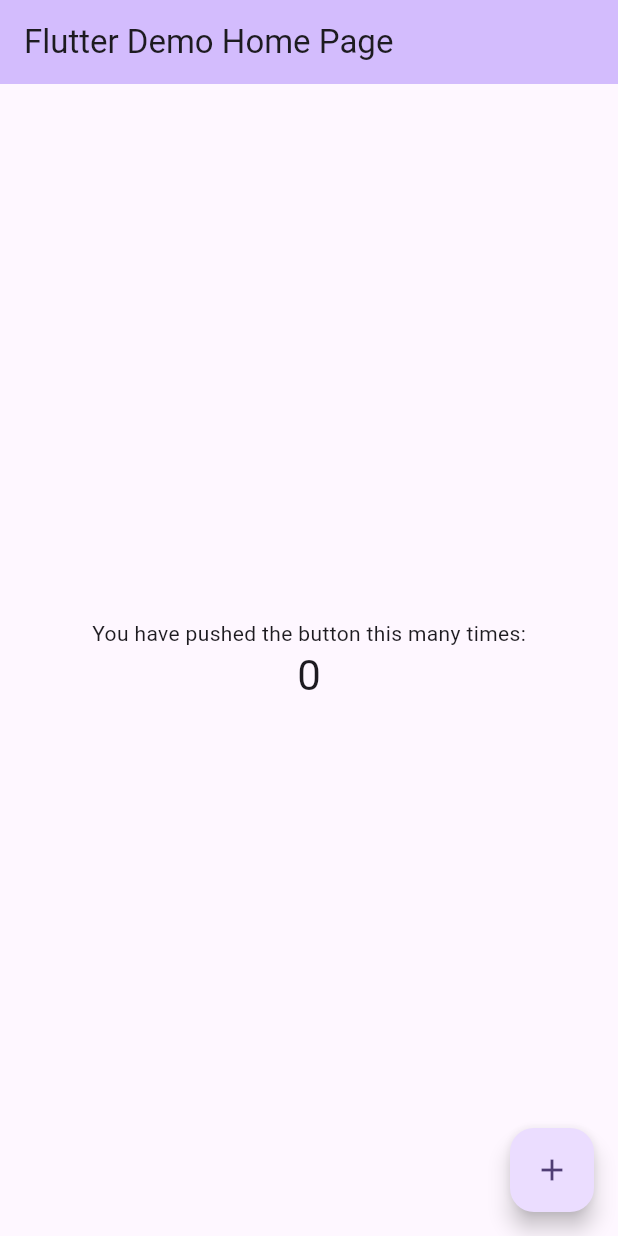
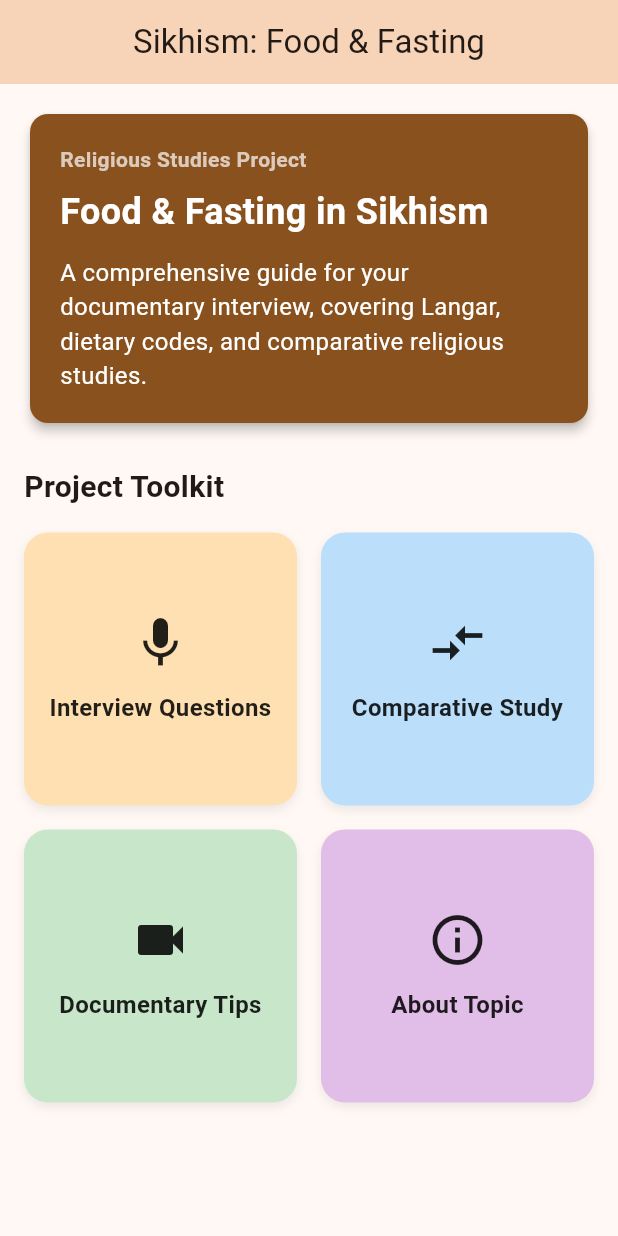
Before and after one commit to could-ai/019b1c6e-ba4d-7c59-8d4b-54ff6db6fc92, a Flutter app: the screen it shows after launch, on a phone screen of 412 x 824 dp. Run offline on Flutter 3.47's test engine with Material 3 defaults, Android fonts, the phone set to English and light mode, and no system bars.

Commit message:
Setup main application entry point with Saffron-themed Material Design, routing configuration, and initial app structure.; Create data model containing comprehensive interview questions, comparative religion analysis, and documentary tips.; Create Home Screen with dashboard layout, navigation grid, and project overview.; Create Questions Screen displaying categorized interview questions using ExpansionTiles.; Create Comparison Screen for side-by-side religious analysis questions.; Create Tips Screen with advice for conducting interviews and filming the documentary.

```diff
--- /dev/null
+++ b/usr/lib/data/project_data.dart
@@ -0,0 +1,97 @@
+class QuestionCategory {
+  final String title;
+  final String description;
+  final List<String> questions;
+
+  const QuestionCategory({
+    required this.title,
+    required this.description,
+    required this.questions,
+  });
+}
+
+class ProjectData {
+  static const List<QuestionCategory> interviewCategories = [
+    QuestionCategory(
+      title: "The Concept of Langar (Community Kitchen)",
+      description: "Questions focusing on the institution of Langar, equality, and service (Seva).",
+      questions: [
+        "What is the spiritual significance of Langar in Sikhism?",
+        "How does sitting in a row (Pangat) to eat promote equality among people of different castes and backgrounds?",
+        "Who prepares the food in the Langar, and what is the importance of 'Seva' (selfless service) in this process?",
+        "Why is the food served in Langar strictly vegetarian?",
+        "How does the concept of 'Vand Chakko' (sharing one's earnings/food) relate to Langar?",
+        "Can you explain the history of how Guru Nanak Dev Ji started the tradition of Langar?",
+      ],
+    ),
+    QuestionCategory(
+      title: "Views on Fasting (Vrat)",
+      description: "Exploring the Sikh perspective on fasting compared to ritualistic practices.",
+      questions: [
+        "Why does Sikhism generally reject fasting as a means to spiritual enlightenment?",
+        "How do you interpret the Guru Granth Sahib's teachings regarding ritual fasting?",
+        "Is there any occasion in Sikhism where fasting is permitted or encouraged?",
+        "How does Sikhism differentiate between 'temperate eating' and 'fasting'?",
+        "What is the Sikh view on fasting for health vs. fasting for religious merit?",
+      ],
+    ),
+    QuestionCategory(
+      title: "Dietary Code & Rehat Maryada",
+      description: "Questions about specific dietary rules, prohibited foods, and lifestyle.",
+      questions: [
+        "What are the specific dietary restrictions for an Amritdhari (initiated) Sikh?",
+        "Can you explain the prohibition of 'Kutha' meat (Halal/Kosher) in Sikhism?",
+        "What is the stance on alcohol and tobacco consumption in Sikhism and why?",
+        "Is a Sikh required to be vegetarian in their personal life outside of the Gurdwara?",
+        "What is the significance of 'Karah Prashad' and how is it different from regular food?",
+      ],
+    ),
+    QuestionCategory(
+      title: "Social & Cultural Impact",
+      description: "How food practices impact the community and society at large.",
+      questions: [
+        "How has Langar helped in times of crisis (e.g., pandemics, natural disasters) globally?",
+        "In a modern world, how relevant is the practice of Langar for community bonding?",
+        "How do you think the Sikh practice of feeding everyone indiscriminately impacts the perception of the religion?",
+      ],
+    ),
+  ];
+
+  static const List<QuestionCategory> comparisonData = [
+    QuestionCategory(
+      title: "Sikhism vs. Hinduism",
+      description: "Comparing views on fasting and vegetarianism.",
+      questions: [
+        "In Hinduism, fasting (Vrat) is common for festivals like Karwa Chauth or Navratri. How does a Sikh family view these days?",
+        "Both religions value vegetarianism, but for different reasons. How would you compare the motivation behind it in Sikhism vs. Hinduism?",
+        "How does the concept of 'Prashad' differ between a Hindu Temple and a Sikh Gurdwara?",
+      ],
+    ),
+    QuestionCategory(
+      title: "Sikhism vs. Islam",
+      description: "Contrasting Halal laws and Ramadan fasting.",
+      questions: [
+        "Muslims fast during Ramadan from dawn to dusk. How does the Sikh teaching of 'eating in moderation' contrast with this?",
+        "Sikhs are forbidden from eating Kutha (Halal) meat. Can you explain the historical or spiritual reasoning behind this distinction?",
+        "Both faiths emphasize charity (Zakat/Dasvandh). How is feeding the hungry (Langar) similar or different from Islamic charity?",
+      ],
+    ),
+    QuestionCategory(
+      title: "Sikhism vs. Christianity",
+      description: "Comparing Lent and communion.",
+      questions: [
+        "Christians may give up certain foods during Lent. Does Sikhism have any similar period of dietary sacrifice?",
+        "How does the sharing of Karah Prashad compare to the Christian Holy Communion in terms of community and sanctity?",
+      ],
+    ),
+  ];
+
+  static const List<String> documentaryTips = [
+    "Start with a 'Warm-up': Ask the interviewee about their background before diving into complex theological questions.",
+    "Visuals Matter: When discussing Langar, try to get B-roll footage of the kitchen, the cooking process, and people eating together.",
+    "Respectful Terminology: Ensure you use correct terms like 'Guru Granth Sahib Ji', 'Gurdwara', and 'Seva'.",
+    "Audio Quality: Religious spaces can be echoey. Use a lapel mic if possible.",
+    "Consent: Always ask for permission before filming people eating, as it can be a private moment for some.",
+    "Focus on 'Why': Don't just ask 'What do you eat?', ask 'Why is this important to your soul?'",
+  ];
+}
--- a/usr/lib/main.dart
+++ b/usr/lib/main.dart
@@ -1,123 +1,43 @@
 import 'package:flutter/material.dart';
+import 'screens/home_screen.dart';
+import 'screens/questions_screen.dart';
+import 'screens/comparison_screen.dart';
+import 'screens/tips_screen.dart';
 
 void main() {
-  runApp(const MyApp());
+  runApp(const SikhismProjectApp());
 }
 
-class MyApp extends StatelessWidget {
-  const MyApp({super.key});
+class SikhismProjectApp extends StatelessWidget {
+  const SikhismProjectApp({super.key});
 
-  // This widget is the root of your application.
   @override
   Widget build(BuildContext context) {
     return MaterialApp(
-      title: 'Flutter Demo',
+      title: 'Sikhism: Food & Fasting',
       debugShowCheckedModeBanner: false,
       theme: ThemeData(
-        // This is the theme of your application.
-        //
-        // TRY THIS: Try running your application with "flutter run". You'll see
-        // the application has a purple toolbar. Then, without quitting the app,
-        // try changing the seedColor in the colorScheme below to Colors.green
-        // and then invoke "hot reload" (save your changes or press the "hot
-        // reload" button in a Flutter-supported IDE, or press "r" if you used
-        // the command line to start the app).
-        //
-        // Notice that the counter didn't reset back to zero; the application
-        // state is not lost during the reload. To reset the state, use hot
-        // restart instead.
-        //
-        // This works for code too, not just values: Most code changes can be
-        // tested with just a hot reload.
-        colorScheme: ColorScheme.fromSeed(seedColor: Colors.deepPurple),
+        colorScheme: ColorScheme.fromSeed(
+          seedColor: const Color(0xFFFF9933), // Saffron color, significant in Sikhism
+          secondary: const Color(0xFF146C94),
+        ),
+        useMaterial3: true,
+        appBarTheme: const AppBarTheme(
+          centerTitle: true,
+          elevation: 2,
+        ),
+        cardTheme: CardTheme(
+          elevation: 3,
+          shape: RoundedRectangleBorder(borderRadius: BorderRadius.circular(12)),
+        ),
       ),
       initialRoute: '/',
       routes: {
-        '/': (context) => const MyHomePage(title: 'Flutter Demo Home Page'),
+        '/': (context) => const HomeScreen(),
+        '/questions': (context) => const QuestionsScreen(),
+        '/comparison': (context) => const ComparisonScreen(),
+        '/tips': (context) => const TipsScreen(),
       },
     );
   }
 }
-
-class MyHomePage extends StatefulWidget {
-  const MyHomePage({super.key, required this.title});
-
-  // This widget is the home page of your application. It is stateful, meaning
-  // that it has a State object (defined below) that contains fields that affect
-  // how it looks.
-
-  // This class is the configuration for the state. It holds the values (in this
-  // case the title) provided by the parent (in this case the App widget) and
-  // used by the build method of the State. Fields in a Widget subclass are
-  // always marked "final".
-
-  final String title;
-
-  @override
-  State<MyHomePage> createState() => _MyHomePageState();
-}
-
-class _MyHomePageState extends State<MyHomePage> {
-  int _counter = 0;
-
-  void _incrementCounter() {
-    setState(() {
-      // This call to setState tells the Flutter framework that something has
-      // changed in this State, which causes it to rerun the build method below
-      // so that the display can reflect the updated values. If we changed
-      // _counter without calling setState(), then the build method would not be
-      // called again, and so nothing would appear to happen.
-      _counter++;
-    });
-  }
-
-  @override
-  Widget build(BuildContext context) {
-    // This method is rerun every time setState is called, for instance as done
-    // by the _incrementCounter method above.
-    //
-    // The Flutter framework has been optimized to make rerunning build methods
-    // fast, so that you can just rebuild anything that needs updating rather
-    // than having to individually change instances of widgets.
-    return Scaffold(
-      appBar: AppBar(
-        // TRY THIS: Try changing the color here to a specific color (to
-        // Colors.amber, perhaps?) and trigger a hot reload to see the AppBar
-        // change color while the other colors stay the same.
-        backgroundColor: Theme.of(context).colorScheme.inversePrimary,
-        // Here we take the value from the MyHomePage object that was created by
-        // the App.build method, and use it to set our appbar title.
-        title: Text(widget.title),
-      ),
-      body: Center(
-        // Center is a layout widget. It takes a single child and positions it
-        // in the middle of the parent.
-        child: Column(
-          // Column is also a layout widget. It takes a list of children and
-          // arranges them vertically. By default, it sizes itself to fit its
-          // children horizontally, and tries to be as tall as its parent.
-          //
-          // Column has various properties to control how it sizes itself and
-          // how it positions its children. Here we use mainAxisAlignment to
-          // center the children vertically; the main axis here is the vertical
-          // axis because Columns are vertical (the cross axis would be
-          // horizontal).
-          //
-          // TRY THIS: Invoke "debug painting" (choose the "Toggle Debug Paint"
-          // action in the IDE, or press "p" in the console), to see the
-          // wireframe for each widget.
-          mainAxisAlignment: MainAxisAlignment.center,
-          children: <Widget>[
-            const Text('You have pushed the button this many times:'),
-            Text('$_counter', style: Theme.of(context).textTheme.headlineMedium),
-          ],
-        ),
-      ),
-      floatingActionButton: FloatingActionButton(
-        onPressed: _incrementCounter,
-        tooltip: 'Increment',
-        child: const Icon(Icons.add),
-      ), // This trailing comma makes auto-formatting nicer for build methods.
-    );
-  }
-}
--- /dev/null
+++ b/usr/lib/screens/home_screen.dart
@@ -0,0 +1,166 @@
+import 'package:flutter/material.dart';
+
+class HomeScreen extends StatelessWidget {
+  const HomeScreen({super.key});
+
+  @override
+  Widget build(BuildContext context) {
+    return Scaffold(
+      appBar: AppBar(
+        title: const Text('Sikhism: Food & Fasting'),
+        backgroundColor: Theme.of(context).colorScheme.primaryContainer,
+      ),
+      body: SingleChildScrollView(
+        child: Padding(
+          padding: const EdgeInsets.all(16.0),
+          child: Column(
+            crossAxisAlignment: CrossAxisAlignment.stretch,
+            children: [
+              _buildHeaderCard(context),
+              const SizedBox(height: 24),
+              const Text(
+                "Project Toolkit",
+                style: TextStyle(fontSize: 20, fontWeight: FontWeight.bold),
+              ),
+              const SizedBox(height: 16),
+              _buildMenuGrid(context),
+            ],
+          ),
+        ),
+      ),
+    );
+  }
+
+  Widget _buildHeaderCard(BuildContext context) {
+    return Card(
+      color: Theme.of(context).colorScheme.primary,
+      child: Padding(
+        padding: const EdgeInsets.all(20.0),
+        child: Column(
+          crossAxisAlignment: CrossAxisAlignment.start,
+          children: [
+            const Text(
+              "Religious Studies Project",
+              style: TextStyle(
+                color: Colors.white70,
+                fontSize: 14,
+                fontWeight: FontWeight.bold,
+              ),
+            ),
+            const SizedBox(height: 8),
+            const Text(
+              "Food & Fasting in Sikhism",
+              style: TextStyle(
+                color: Colors.white,
+                fontSize: 24,
+                fontWeight: FontWeight.bold,
+              ),
+            ),
+            const SizedBox(height: 12),
+            const Text(
+              "A comprehensive guide for your documentary interview, covering Langar, dietary codes, and comparative religious studies.",
+              style: TextStyle(color: Colors.white, fontSize: 16),
+            ),
+          ],
+        ),
+      ),
+    );
+  }
+
+  Widget _buildMenuGrid(BuildContext context) {
+    return GridView.count(
+      shrinkWrap: true,
+      physics: const NeverScrollableScrollPhysics(),
+      crossAxisCount: 2,
+      crossAxisSpacing: 16,
+      mainAxisSpacing: 16,
+      children: [
+        _buildMenuCard(
+          context,
+          icon: Icons.mic,
+          title: "Interview Questions",
+          color: Colors.orange.shade100,
+          route: '/questions',
+        ),
+        _buildMenuCard(
+          context,
+          icon: Icons.compare_arrows,
+          title: "Comparative Study",
+          color: Colors.blue.shade100,
+          route: '/comparison',
+        ),
+        _buildMenuCard(
+          context,
+          icon: Icons.videocam,
+          title: "Documentary Tips",
+          color: Colors.green.shade100,
+          route: '/tips',
+        ),
+        _buildMenuCard(
+          context,
+          icon: Icons.info_outline,
+          title: "About Topic",
+          color: Colors.purple.shade100,
+          onTap: () {
+            showDialog(
+              context: context,
+              builder: (context) => AlertDialog(
+                title: const Text("About the Topic"),
+                content: const Text(
+                  "This project explores the unique relationship Sikhism has with food. Unlike many religions that use fasting as a tool for spiritual purification, Sikhism emphasizes 'eating to live' and serving humanity through Langar. The focus is on community, equality, and rejecting empty rituals.",
+                ),
+                actions: [
+                  TextButton(
+                    onPressed: () => Navigator.pop(context),
+                    child: const Text("Close"),
+                  ),
+                ],
+              ),
+            );
+          },
+        ),
+      ],
+    );
+  }
+
+  Widget _buildMenuCard(BuildContext context,
+      {required IconData icon,
+      required String title,
+      required Color color,
+      String? route,
+      VoidCallback? onTap}) {
+    return InkWell(
+      onTap: onTap ?? () => Navigator.pushNamed(context, route!),
+      borderRadius: BorderRadius.circular(16),
+      child: Container(
+        decoration: BoxDecoration(
+          color: color,
+          borderRadius: BorderRadius.circular(16),
+          boxShadow: [
+            BoxShadow(
+              color: Colors.grey.withOpacity(0.2),
+              blurRadius: 5,
+              offset: const Offset(0, 3),
+            ),
+          ],
+        ),
+        child: Column(
+          mainAxisAlignment: MainAxisAlignment.center,
+          children: [
+            Icon(icon, size: 40, color: Colors.black87),
+            const SizedBox(height: 12),
+            Text(
+              title,
+              textAlign: TextAlign.center,
+              style: const TextStyle(
+                fontSize: 16,
+                fontWeight: FontWeight.bold,
+                color: Colors.black87,
+              ),
+            ),
+          ],
+        ),
+      ),
+    );
+  }
+}
```
Also changed, not shown: usr/lib/screens/comparison_screen.dart (added, +72 -0 lines), usr/lib/screens/questions_screen.dart (added, +47 -0 lines), usr/lib/screens/tips_screen.dart (added, +67 -0 lines).
